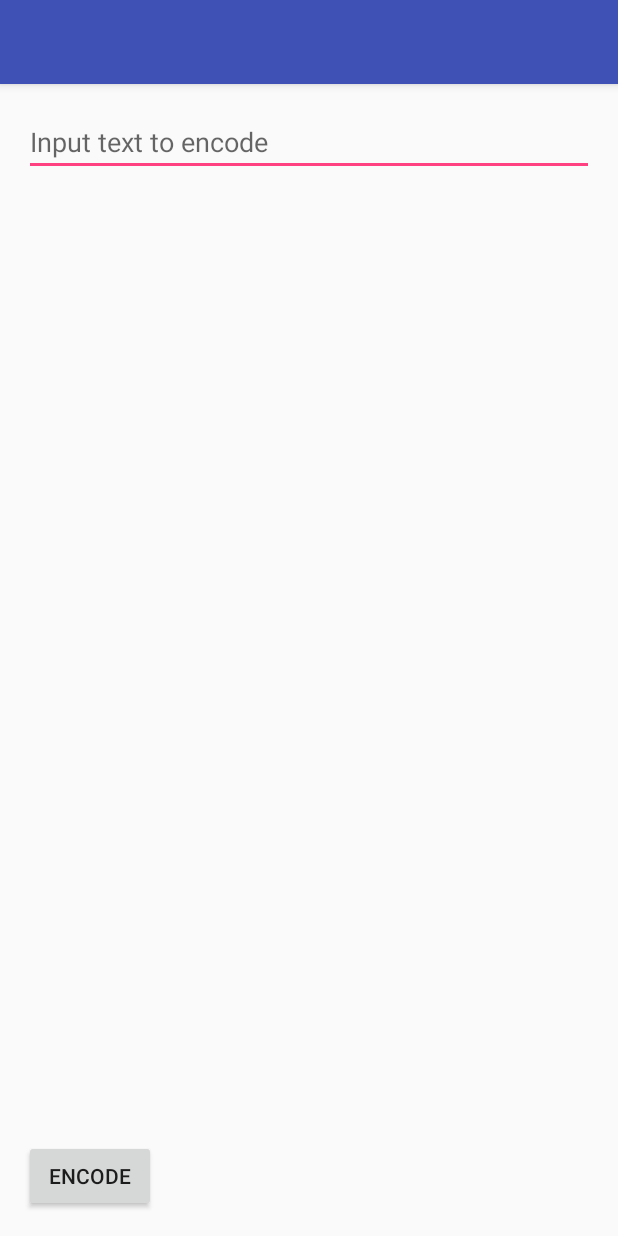
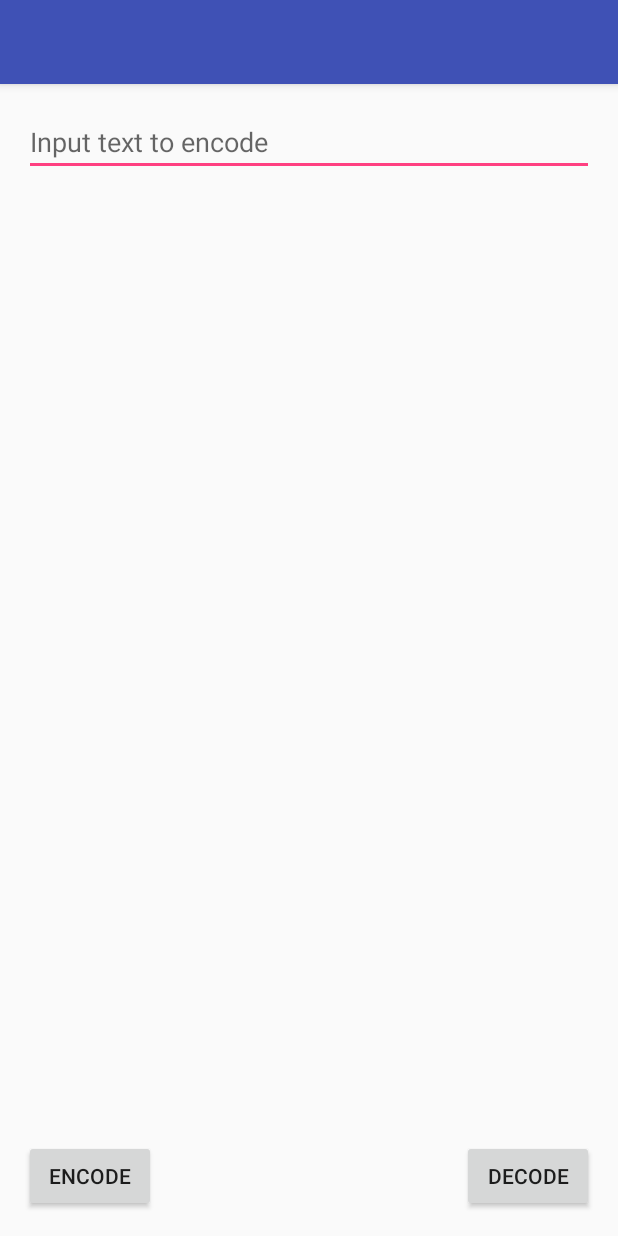
Before and after one commit to jj30/MorseCode, an Android app: the screen it shows after launch (MainActivity), on a phone screen of 412 x 824 dp. Run offline under Robolectric (Android 15) with nearby library versions, the phone set to English and light mode, and no system bars.

Commit message:
some animation

```diff
--- a/app/src/main/AndroidManifest.xml
+++ b/app/src/main/AndroidManifest.xml
@@ -18,7 +18,11 @@
                 <category android:name="android.intent.category.LAUNCHER" />
             </intent-filter>
         </activity>
-        <activity android:name=".dot"></activity>
+        <activity android:name=".dot" />
+        <activity
+            android:name=".UploadRecording"
+            android:label="@string/title_activity_upload_recording"
+            android:theme="@style/AppTheme.NoActionBar" />
     </application>
 
 </manifest>
--- a/app/src/main/java/net/buildingfive/jj/morsecode/MainActivity.java
+++ b/app/src/main/java/net/buildingfive/jj/morsecode/MainActivity.java
@@ -1,6 +1,7 @@
 package net.buildingfive.jj.morsecode;
 
 import android.content.Context;
+import android.content.Intent;
 import android.graphics.Canvas;
 import android.graphics.Color;
 import android.media.AudioFormat;
@@ -38,6 +39,7 @@ public class MainActivity extends AppCompatActivity {
         final TextSwitcher mSwitcher = (TextSwitcher) findViewById(R.id.switcher);
         final EditText et = (EditText) findViewById(R.id.text_to_encode);
         final Button buttonEncode = (Button) findViewById(R.id.encode_button);
+        final Button buttonDecode = (Button) findViewById(R.id.decode_button);
         final AudioTrack audioTrackDit = new AudioTrack(AudioManager.STREAM_MUSIC,
                 8000, AudioFormat.CHANNEL_OUT_MONO,
                 AudioFormat.ENCODING_PCM_16BIT, 1600,
@@ -99,5 +101,13 @@ public class MainActivity extends AppCompatActivity {
                 }
             }
         });
+
+        buttonDecode.setOnClickListener(new View.OnClickListener() {
+            @Override
+            public void onClick(View v) {
+                Intent intent = new Intent(v.getContext(), UploadRecording.class);
+                startActivity(intent);
+            }
+        });
     }
 }
--- a/app/src/main/res/layout/content_main.xml
+++ b/app/src/main/res/layout/content_main.xml
@@ -25,8 +25,7 @@
         android:layout_height="wrap_content"
         android:layout_width="wrap_content"
         android:layout_alignParentBottom="true"
-        android:text="@string/button_encode"
-        android:onClick="selfDestruct" />
+        android:text="@string/button_encode" />
 
     <TextSwitcher
         android:id="@+id/switcher"
@@ -35,4 +34,12 @@
         android:layout_above="@+id/encode_button"
         android:layout_centerHorizontal="true"
         android:layout_marginBottom="45dp" />
+
+    <Button
+        android:id="@+id/decode_button"
+        android:layout_height="wrap_content"
+        android:layout_width="wrap_content"
+        android:text="@string/button_decode"
+        android:layout_alignParentBottom="true"
+        android:layout_alignParentEnd="true" />
 </RelativeLayout>
--- a/app/src/main/res/values/dimens.xml
+++ b/app/src/main/res/values/dimens.xml
@@ -4,4 +4,5 @@
     <dimen name="activity_vertical_margin">16dp</dimen>
     <dimen name="text_size_medium">18sp</dimen>
     <dimen name="text_size_large">300sp</dimen>
+    <dimen name="fab_margin">16dp</dimen>
 </resources>
--- a/app/src/main/res/values/strings.xml
+++ b/app/src/main/res/values/strings.xml
@@ -2,4 +2,6 @@
     <string name="app_name">MorseCode</string>
     <string name="text_to_encode">Input text to encode</string>
     <string name="button_encode">Encode</string>
+    <string name="button_decode">Decode</string>
+    <string name="title_activity_upload_recording">UploadRecording</string>
 </resources>
```
Also changed, not shown: app/src/main/java/net/buildingfive/jj/morsecode/UploadRecording.java (added, +13 -0 lines), app/src/main/res/layout/activity_upload_recording.xml (added, +13 -0 lines), app/src/main/res/layout/content_upload_recording.xml (added, +16 -0 lines).
